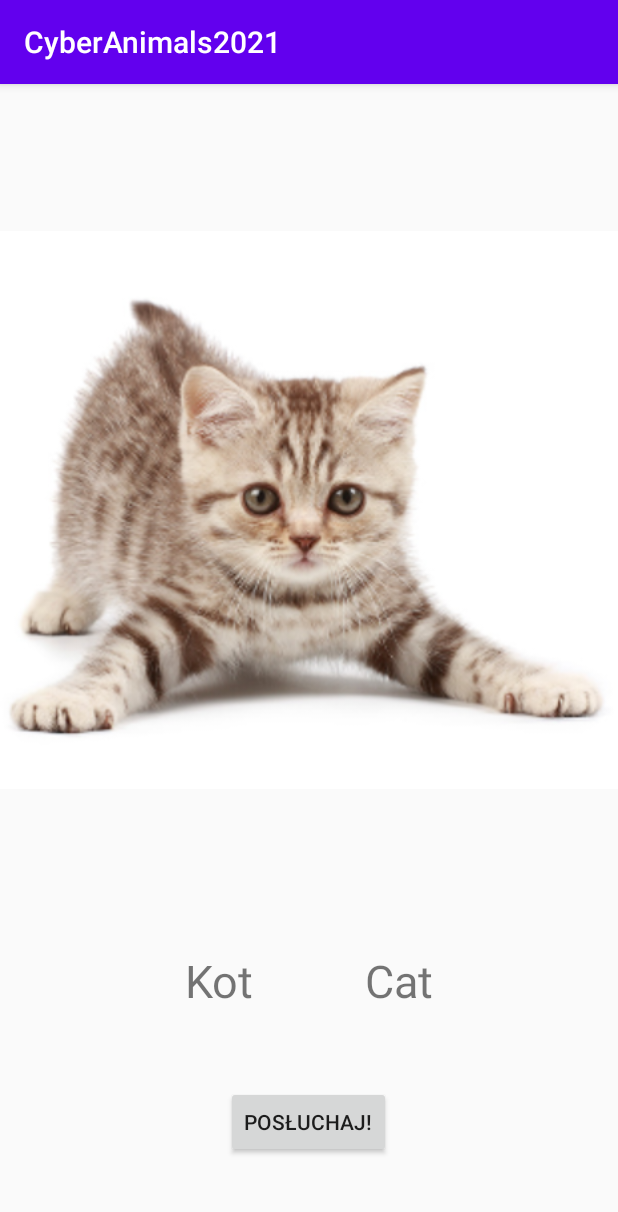
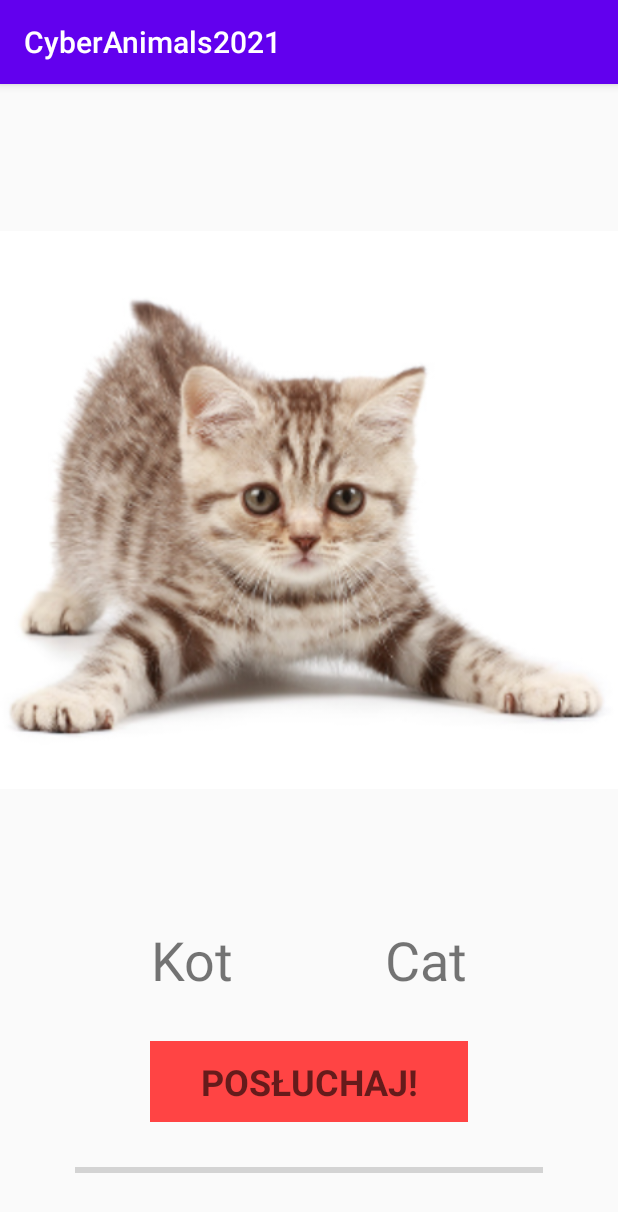
Before and after one commit to dluniewska/CyberAnimals2021, an Android app: the screen it shows after launch (AnimalDetails), after a tap on an icon or button, on a phone screen of 412 x 824 dp. Shown: the top 1212 px of the screen. Run offline under Robolectric (Android 15) with nearby library versions, the phone set to English and light mode, and no system bars.

Commit message:
added progressBar in AnimalDetails, started menu

```diff
--- a/app/build.gradle
+++ b/app/build.gradle
@@ -27,6 +27,7 @@ dependencies {
     implementation 'androidx.appcompat:appcompat:1.2.0'
     implementation 'androidx.constraintlayout:constraintlayout:2.0.4'
     implementation 'androidx.gridlayout:gridlayout:1.0.0'
+    implementation 'androidx.preference:preference:1.1.1'
     testImplementation 'junit:junit:4.12'
     androidTestImplementation 'androidx.test.ext:junit:1.1.2'
     androidTestImplementation 'androidx.test.espresso:espresso-core:3.3.0'
--- a/app/src/main/AndroidManifest.xml
+++ b/app/src/main/AndroidManifest.xml
@@ -9,7 +9,10 @@
         android:roundIcon="@mipmap/ic_launcher_round"
         android:supportsRtl="true"
         android:theme="@style/AppTheme">
-        <activity android:name=".LogoActivity"></activity>
+        <activity
+            android:name=".SettingsActivity"
+            android:label="@string/title_activity_settings"></activity>
+        <activity android:name=".LogoActivity" />
         <activity android:name=".AnimalDetails" />
         <activity android:name=".MainActivity">
             <intent-filter>
--- a/app/src/main/java/com/example/cyberanimals2021/LogoActivity.java
+++ b/app/src/main/java/com/example/cyberanimals2021/LogoActivity.java
@@ -5,6 +5,8 @@ import androidx.appcompat.app.AppCompatActivity;
 import android.content.Context;
 import android.content.Intent;
 import android.os.Bundle;
+import android.view.Menu;
+import android.view.MenuItem;
 import android.view.View;
 import android.widget.ImageView;
 import android.widget.Toast;
@@ -67,4 +69,26 @@ public class LogoActivity extends AppCompatActivity {
 
     }
 
+    @Override
+    public boolean onCreateOptionsMenu(Menu menu) {
+        // Inflate the menu; this adds items to the action bar if it is present.
+        getMenuInflater().inflate(R.menu.main_menu, menu);
+        return true;
+    }
+
+    @Override
+    public boolean onOptionsItemSelected(MenuItem item) {
+        // Handle action bar item clicks here. The action bar will
+        // automatically handle clicks on the Home/Up button, so long
+        // as you specify a parent activity in AndroidManifest.xml.
+        int id = item.getItemId();
+
+        //noinspection SimplifiableIfStatement
+        if (id == R.id.settings) {
+            return true;
+        }
+
+        return super.onOptionsItemSelected(item);
+    }
+
 }
--- /dev/null
+++ b/app/src/main/res/drawable/ic_baseline_settings_24.xml
@@ -0,0 +1,5 @@
+<vector android:height="24dp" android:tint="#FFFFFF"
+    android:viewportHeight="24" android:viewportWidth="24"
+    android:width="24dp" xmlns:android="http://schemas.android.com/apk/res/android">
+    <path android:fillColor="@android:color/white" android:pathData="M19.14,12.94c0.04,-0.3 0.06,-0.61 0.06,-0.94c0,-0.32 -0.02,-0.64 -0.07,-0.94l2.03,-1.58c0.18,-0.14 0.23,-0.41 0.12,-0.61l-1.92,-3.32c-0.12,-0.22 -0.37,-0.29 -0.59,-0.22l-2.39,0.96c-0.5,-0.38 -1.03,-0.7 -1.62,-0.94L14.4,2.81c-0.04,-0.24 -0.24,-0.41 -0.48,-0.41h-3.84c-0.24,0 -0.43,0.17 -0.47,0.41L9.25,5.35C8.66,5.59 8.12,5.92 7.63,6.29L5.24,5.33c-0.22,-0.08 -0.47,0 -0.59,0.22L2.74,8.87C2.62,9.08 2.66,9.34 2.86,9.48l2.03,1.58C4.84,11.36 4.8,11.69 4.8,12s0.02,0.64 0.07,0.94l-2.03,1.58c-0.18,0.14 -0.23,0.41 -0.12,0.61l1.92,3.32c0.12,0.22 0.37,0.29 0.59,0.22l2.39,-0.96c0.5,0.38 1.03,0.7 1.62,0.94l0.36,2.54c0.05,0.24 0.24,0.41 0.48,0.41h3.84c0.24,0 0.44,-0.17 0.47,-0.41l0.36,-2.54c0.59,-0.24 1.13,-0.56 1.62,-0.94l2.39,0.96c0.22,0.08 0.47,0 0.59,-0.22l1.92,-3.32c0.12,-0.22 0.07,-0.47 -0.12,-0.61L19.14,12.94zM12,15.6c-1.98,0 -3.6,-1.62 -3.6,-3.6s1.62,-3.6 3.6,-3.6s3.6,1.62 3.6,3.6S13.98,15.6 12,15.6z"/>
+</vector>
--- a/app/src/main/res/layout/activity_animal_details.xml
+++ b/app/src/main/res/layout/activity_animal_details.xml
@@ -18,11 +18,18 @@
 
     <Button
         android:id="@+id/soundButton"
-        android:layout_width="wrap_content"
+        style="@style/Widget.AppCompat.Button.ButtonBar.AlertDialog"
+        android:layout_width="0dp"
         android:layout_height="wrap_content"
-        android:layout_marginTop="100dp"
+        android:layout_marginStart="100dp"
+        android:layout_marginTop="70dp"
+        android:layout_marginEnd="100dp"
+        android:background="@android:color/holo_red_light"
         android:onClick="listen"
-        android:text="Posłuchaj!"
+        android:text="POSŁUCHAJ!"
+        android:textAppearance="@style/TextAppearance.AppCompat.Medium"
+        android:textSize="24sp"
+        android:textStyle="bold"
         app:layout_constraintEnd_toEndOf="parent"
         app:layout_constraintHorizontal_bias="0.498"
         app:layout_constraintStart_toStartOf="parent"
@@ -32,10 +39,9 @@
         android:id="@+id/polishTextView"
         android:layout_width="wrap_content"
         android:layout_height="wrap_content"
-        android:layout_marginStart="50dp"
-        android:layout_marginBottom="50dp"
+        android:layout_marginBottom="30dp"
         android:text="Kot"
-        android:textSize="30sp"
+        android:textSize="36sp"
         app:layout_constraintBottom_toTopOf="@+id/soundButton"
         app:layout_constraintEnd_toStartOf="@+id/englishTextView"
         app:layout_constraintStart_toStartOf="parent" />
@@ -44,11 +50,25 @@
         android:id="@+id/englishTextView"
         android:layout_width="wrap_content"
         android:layout_height="wrap_content"
-        android:layout_marginEnd="50dp"
-        android:layout_marginBottom="50dp"
+        android:layout_marginBottom="30dp"
         android:text="Cat"
-        android:textSize="30sp"
+        android:textSize="36sp"
         app:layout_constraintBottom_toTopOf="@+id/soundButton"
         app:layout_constraintEnd_toEndOf="parent"
         app:layout_constraintStart_toEndOf="@+id/polishTextView" />
+
+    <ProgressBar
+        android:id="@+id/progressBar"
+        style="?android:attr/progressBarStyleHorizontal"
+        android:layout_width="0dp"
+        android:layout_height="wrap_content"
+        android:layout_marginStart="50dp"
+        android:layout_marginTop="24dp"
+        android:layout_marginEnd="50dp"
+        android:progress="0"
+        android:progressTint="@android:color/holo_red_dark"
+        app:layout_constraintEnd_toEndOf="parent"
+        app:layout_constraintStart_toStartOf="parent"
+        app:layout_constraintTop_toBottomOf="@+id/soundButton" />
+
 </androidx.constraintlayout.widget.ConstraintLayout>
--- a/app/src/main/res/layout/activity_logo.xml
+++ b/app/src/main/res/layout/activity_logo.xml
@@ -12,6 +12,7 @@
         android:layout_width="match_parent"
         android:layout_height="0dp"
         android:layout_marginTop="150dp"
+        android:layout_marginBottom="24dp"
         app:layout_constraintBottom_toTopOf="@id/logoImageView"
         app:layout_constraintEnd_toEndOf="parent"
         app:layout_constraintStart_toStartOf="parent"
@@ -24,7 +25,7 @@
         android:layout_height="100dp"
         android:layout_marginStart="16dp"
         android:layout_marginEnd="16dp"
-        android:layout_marginBottom="120dp"
+        android:layout_marginBottom="100dp"
         app:layout_constraintBottom_toBottomOf="parent"
         app:layout_constraintEnd_toEndOf="parent"
         app:layout_constraintStart_toStartOf="parent"
--- /dev/null
+++ b/app/src/main/res/menu/main_menu.xml
@@ -0,0 +1,15 @@
+<?xml version="1.0" encoding="utf-8"?>
+<menu
+    xmlns:app="http://schemas.android.com/apk/res-auto"
+    xmlns:android="http://schemas.android.com/apk/res/android"
+    xmlns:tools="http://schemas.android.com/tools" >
+    <item
+        android:id="@+id/settings"
+        android:checkable="false"
+        android:enabled="true"
+        android:icon="@drawable/ic_baseline_settings_24"
+        android:title="Settings"
+        android:visible="true"
+        app:showAsAction="always"
+        android:orderInCategory="1"/>
+</menu>
```
Also changed, not shown: app/src/main/java/com/example/cyberanimals2021/AnimalDetails.java (+46 -6 lines), app/src/main/java/com/example/cyberanimals2021/SettingsActivity.java (added, +31 -0 lines), app/src/main/res/layout/settings_activity.xml (added, +9 -0 lines), app/src/main/res/values/arrays.xml (added, +12 -0 lines), app/src/main/res/values/strings.xml (+16 -0 lines), app/src/main/res/xml/root_preferences.xml (added, +35 -0 lines).
